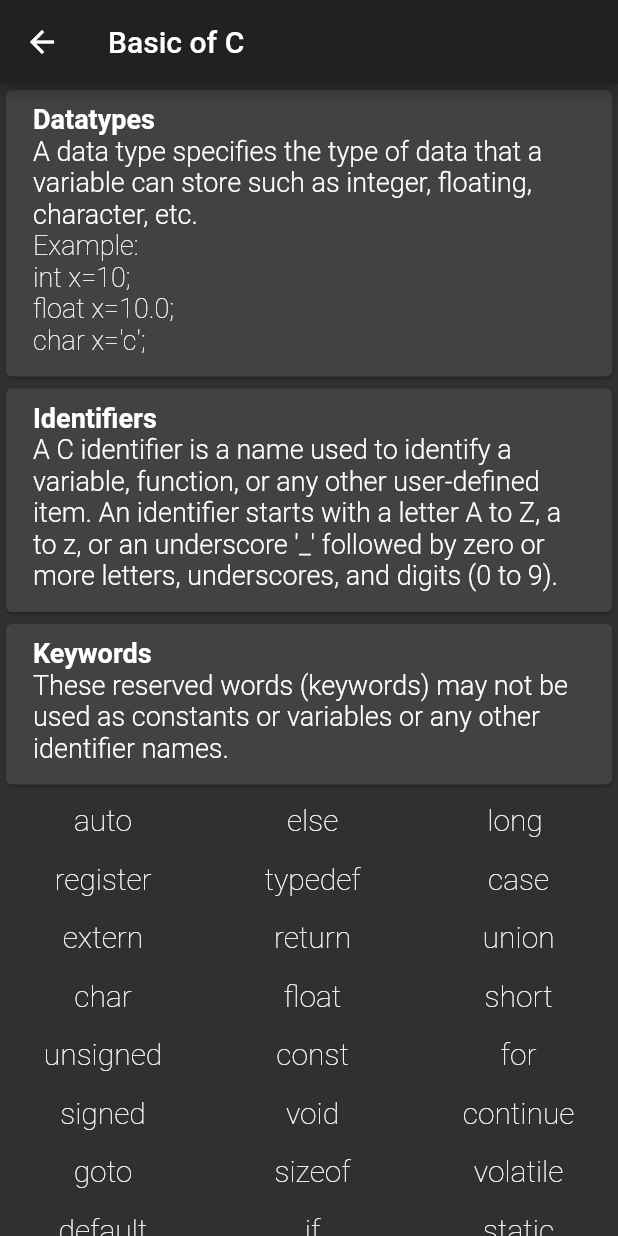
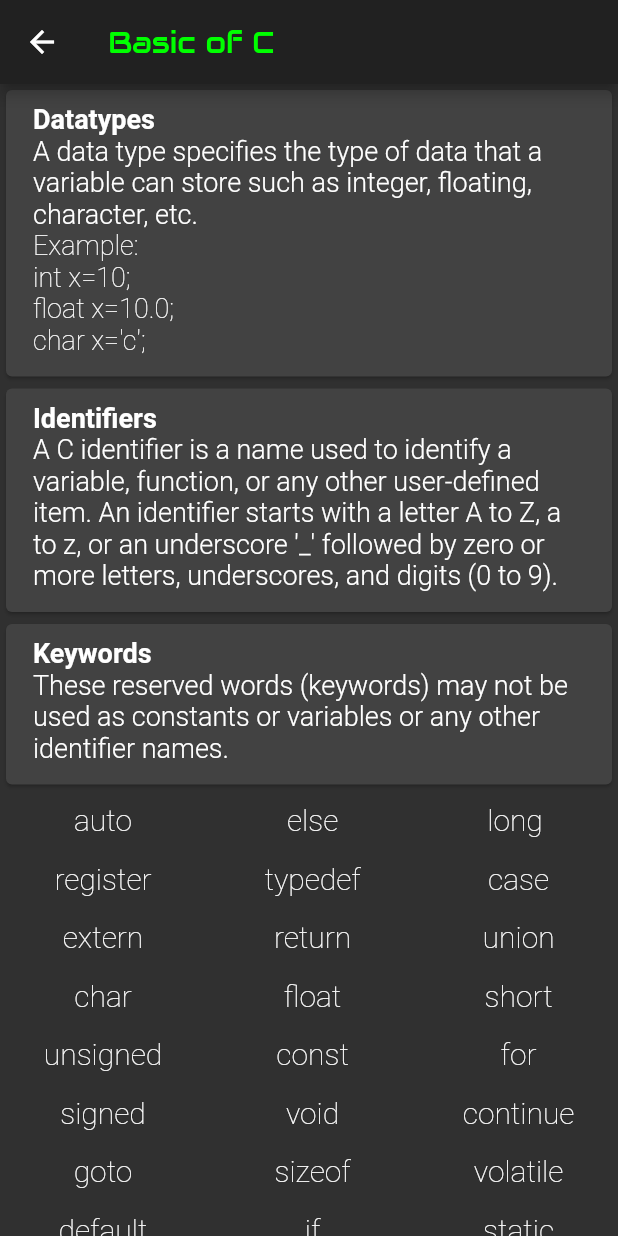
Before and after one commit to enzaimz/c_made_easy, a Flutter app: the Basic screen opened directly, on a phone screen of 412 x 824 dp. Run offline on Flutter 3.47's test engine with Material 2 defaults, Android fonts, the phone set to English and light mode, and no system bars; our stand-ins replace flutter_markdown; missing offline and left inert: link; network calls fail.

Commit message:
basics updated

```diff
--- a/lib/theory/basic.dart
+++ b/lib/theory/basic.dart
@@ -5,7 +5,7 @@ class Basic extends StatelessWidget{
   Widget build(BuildContext context) {
     return Scaffold(
       appBar: AppBar(
-        title: Text("Basic of C"),
+        title: Hero(tag: 'basics',child: Text("Basic of C",style: TextStyle(fontFamily: 'Audiowide',color: Color(0xFF00FF00) ),)),
       ),
       body: ListView(
         children: <Widget>[
```
